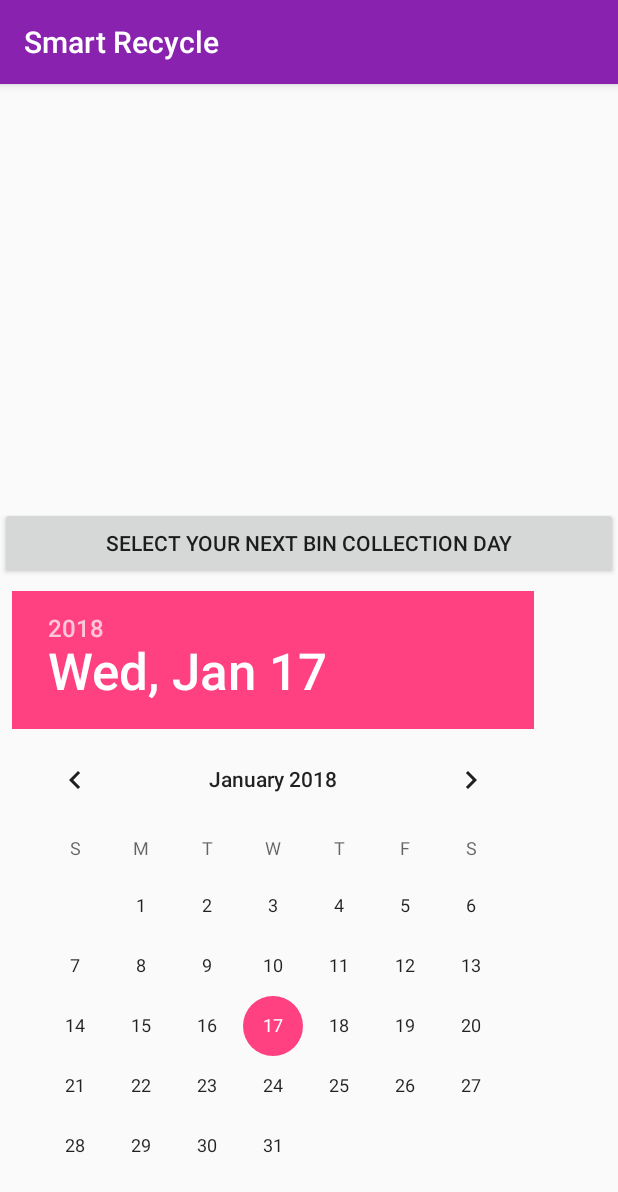
After one commit to lorrainepope/cs385, an Android app: the SelectBinDayActivity screen opened directly, with no data from a screen before it, on a phone screen of 412 x 824 dp. The commit adds this screen. Shown: the top 1192 px of the screen. Run offline under Robolectric (Android 15) with nearby library versions, the phone set to English and light mode, and no system bars; 1 statement that could not run was skipped.

Commit message:
Bin day test (#26)
* WorkingNotificationService

* Notification fix, Cleanup

Notification will now push a notification the day before the bin collection date

```diff
--- a/app/build.gradle
+++ b/app/build.gradle
@@ -38,4 +38,6 @@ dependencies {
 }
 
 
+
+
 apply plugin: 'com.google.gms.google-services'
--- a/app/src/main/java/com/wherecycle/smartrecycle/MainActivity.java
+++ b/app/src/main/java/com/wherecycle/smartrecycle/MainActivity.java
@@ -206,6 +206,10 @@ public class MainActivity extends AppCompatActivity implements NavigationView.On
             Intent addIntent = new Intent(MainActivity.this, AddRecyclingActivity.class);
             startActivity(addIntent);
 
+        } else if (id == R.id.selectBinDay) {
+            Intent addIntent = new Intent(MainActivity.this, SelectBinDayActivity.class);
+            startActivity(addIntent);
+
         } else if (id == R.id.settings) {
 
         }else if (id == R.id.about) {
--- /dev/null
+++ b/app/src/main/java/com/wherecycle/smartrecycle/ScheduleClient.java
@@ -0,0 +1,69 @@
+//referenced from http://blog.blundellapps.co.uk/notification-for-a-user-chosen-time/
+
+package com.wherecycle.smartrecycle;
+
+import java.util.Calendar;
+import android.content.ComponentName;
+import android.content.Context;
+import android.content.Intent;
+import android.content.ServiceConnection;
+import android.os.IBinder;
+
+
+public class ScheduleClient {
+    // The hook into our service
+    private ScheduleService mBoundService;
+    // The context to start the service in
+    private Context mContext;
+    // A flag if we are connected to the service or not
+    private boolean mIsBound;
+
+    public ScheduleClient(Context context) {
+        mContext = context;
+    }
+
+    /**
+     * Call this to connect your activity to your service
+     */
+    public void doBindService() {
+        // Establish a connection with our service
+        mContext.bindService(new Intent(mContext, ScheduleService.class), mConnection, Context.BIND_AUTO_CREATE);
+        mIsBound = true;
+    }
+
+    /**
+     * When you attempt to connect to the service, this connection will be called with the result.
+     * If we have successfully connected we instantiate our service object so that we can call methods on it.
+     */
+    private ServiceConnection mConnection = new ServiceConnection() {
+        public void onServiceConnected(ComponentName className, IBinder service) {
+            // This is called when the connection with our service has been established,
+            // giving us the service object we can use to interact with our service.
+            mBoundService = ((ScheduleService.ServiceBinder) service).getService();
+        }
+
+        public void onServiceDisconnected(ComponentName className) {
+            mBoundService = null;
+        }
+    };
+
+    /**
+     * Tell our service to set an alarm for the given date
+     * @param c a date to set the notification for
+     */
+    public void setAlarmForNotification(Calendar c){
+        mBoundService.setAlarm(c);
+    }
+
+    /**
+     * When you have finished with the service call this method to stop it
+     * releasing your connection and resources
+     */
+    public void doUnbindService() {
+        if (mIsBound) {
+            // Detach our existing connection.
+            mContext.unbindService(mConnection);
+            mIsBound = false;
+        }
+    }
+}
--- /dev/null
+++ b/app/src/main/java/com/wherecycle/smartrecycle/SelectBinDayActivity.java
@@ -0,0 +1,60 @@
+// referenced from http://blog.blundellapps.co.uk/notification-for-a-user-chosen-time/
+
+package com.wherecycle.smartrecycle;
+
+import android.support.v7.app.AppCompatActivity;
+import android.os.Bundle;
+import android.view.View;
+import android.widget.DatePicker;
+import android.widget.Toast;
+import java.util.Calendar;
+
+public class SelectBinDayActivity extends AppCompatActivity {
+    // This is a handle so that we can call methods on our service
+    private ScheduleClient scheduleClient;
+    // This is the date picker used to select the date for our notification
+    private DatePicker picker;
+
+    @Override
+    protected void onCreate(Bundle savedInstanceState) {
+        super.onCreate(savedInstanceState);
+        setContentView(R.layout.activity_select_bin_day);
+
+        // Create a new service client and bind our activity to this service
+        scheduleClient = new ScheduleClient(this);
+        scheduleClient.doBindService();
+
+        // Get a reference to our date picker
+        picker = (DatePicker) findViewById(R.id.datePicker);
+    }
+
+    /**
+     * This is the onClick called from the XML to set a new notification
+     */
+    public void onDateSelectedButtonClick(View v){
+        // Get the date from our datepicker
+        int day = picker.getDayOfMonth();
+        int month = picker.getMonth();
+        int year = picker.getYear();
+        // Create a new calendar set to the date chosen
+        // we set the time to midnight of the previous day by setting the HOUR_OF_DAY to -24
+        Calendar c = Calendar.getInstance();
+        c.set(year, month, day);
+        c.set(Calendar.HOUR_OF_DAY, -24);
+        c.set(Calendar.MINUTE, 0);
+        c.set(Calendar.SECOND, 0);
+        // Ask our service to set an alarm for that date, this activity talks to the client that talks to the service
+        scheduleClient.setAlarmForNotification(c);
+        // Notify the user what they just did
+        Toast.makeText(this, "Notification set for: "+ day +"/"+ (month+1) +"/"+ year, Toast.LENGTH_SHORT).show();
+    }
+
+    @Override
+    protected void onStop() {
+        // When our activity is stopped ensure we also stop the connection to the service
+        // this stops us leaking our activity into the system *bad*
+        if(scheduleClient != null)
+            scheduleClient.doUnbindService();
+        super.onStop();
+    }
+}
--- /dev/null
+++ b/app/src/main/res/layout/activity_select_bin_day.xml
@@ -0,0 +1,31 @@
+<?xml version="1.0" encoding="utf-8"?>
+<android.support.constraint.ConstraintLayout xmlns:android="http://schemas.android.com/apk/res/android"
+    xmlns:app="http://schemas.android.com/apk/res-auto"
+    xmlns:tools="http://schemas.android.com/tools"
+    android:layout_width="match_parent"
+    android:layout_height="match_parent"
+    tools:context="com.wherecycle.smartrecycle.SelectBinDayActivity">
+
+
+    <DatePicker
+        android:id="@+id/datePicker"
+        android:layout_width="356dp"
+        android:layout_height="wrap_content"
+        android:layout_marginEnd="8dp"
+        android:layout_marginStart="8dp"
+        app:layout_constraintBottom_toBottomOf="parent"
+        app:layout_constraintEnd_toEndOf="parent"
+        app:layout_constraintHorizontal_bias="0.0"
+        app:layout_constraintStart_toStartOf="parent" />
+
+    <Button
+        android:id="@+id/selectButton"
+        android:layout_width="fill_parent"
+        android:layout_height="wrap_content"
+        android:layout_marginBottom="8dp"
+        android:onClick="onDateSelectedButtonClick"
+        android:text="Select your next bin collection day"
+        app:layout_constraintBottom_toTopOf="@+id/datePicker" />
+
+
+</android.support.constraint.ConstraintLayout>
--- a/app/src/main/res/menu/activity_main_drawer.xml
+++ b/app/src/main/res/menu/activity_main_drawer.xml
@@ -32,6 +32,10 @@
             android:title="Add Recycling Centre"
             android:icon="@drawable/ic_add"/>
         <item
+            android:id="@+id/selectBinDay"
+            android:title="Set Bin Day Reminder"
+            android:icon="@drawable/ic_add"/>
+        <item
             android:id="@+id/showall"
             android:title="Show All Recycling Facilities"
             android:icon="@drawable/ic_showall"/>
```
Also changed, not shown: app/src/main/AndroidManifest.xml (+12 -4 lines), app/src/main/java/com/wherecycle/smartrecycle/AlarmTask.java (added, +35 -0 lines), app/src/main/java/com/wherecycle/smartrecycle/NotifyService.java (added, +85 -0 lines), app/src/main/java/com/wherecycle/smartrecycle/ScheduleService.java (added, +46 -0 lines), app/src/main/java/com/wherecycle/smartrecycle/SecondActivity.java (added, +13 -0 lines), app/src/main/res/layout/activity_second.xml (added, +9 -0 lines).
